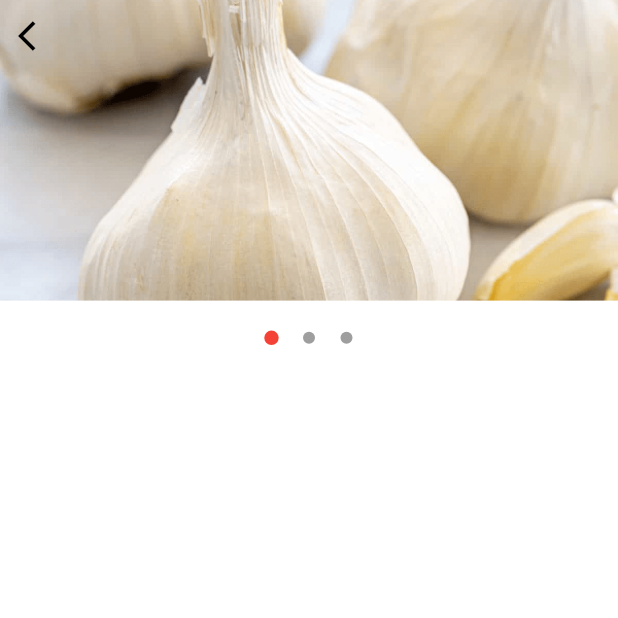
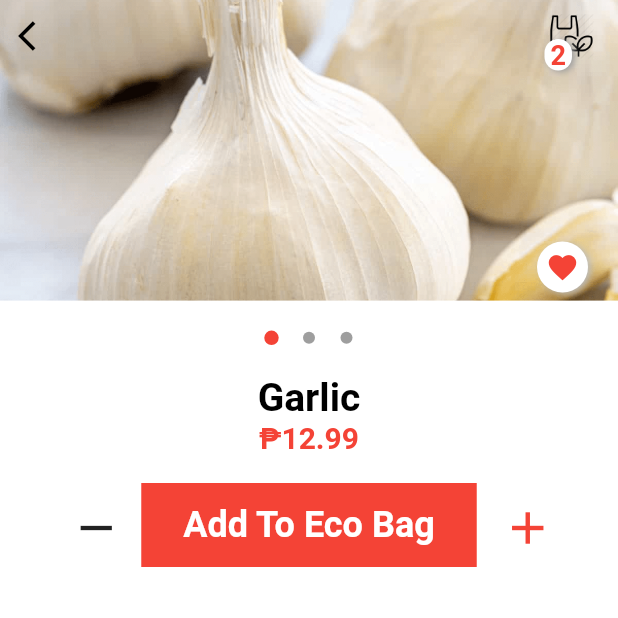
Before and after one commit to HackFest-2020-Byte-Me/farmers_market, a Flutter app: the Details screen opened directly with sample values from the repository, on a phone screen of 412 x 824 dp, the top half of it. Run offline on Flutter 3.47's test engine with Material 2 defaults, Android fonts, the phone set to English and light mode, and no system bars.

```diff
--- a/lib/main.dart
+++ b/lib/main.dart
@@ -1,5 +1,6 @@
 import 'package:flutter/material.dart';
 import 'package:flutter_appa/src/screens/home.dart';
+import 'package:flutter_appa/src/screens/login.dart';
 
 void main() {
   runApp(MyApp());
@@ -15,7 +16,7 @@ class MyApp extends StatelessWidget {
       theme: ThemeData(
         primarySwatch: Colors.green,
       ),
-      home: Home(),
+      home: LoginScreen(),
     );
   }
 }
--- a/lib/src/screens/details.dart
+++ b/lib/src/screens/details.dart
@@ -1,8 +1,11 @@
 import 'package:carousel_pro/carousel_pro.dart';
+import 'package:flutter/cupertino.dart';
 import 'package:flutter/material.dart';
 import 'package:flutter_appa/src/helpers/styles.dart';
 
 import 'package:flutter_appa/src/models/items.dart';
+import 'package:flutter_appa/src/widgets/small_button.dart';
+import 'package:flutter_appa/src/widgets/textCustomized.dart';
 
 class Details extends StatefulWidget {
   final Items item;
@@ -37,15 +40,116 @@ class _DetailsState extends State<Details> {
                     dotColor: grey,
                     dotIncreasedColor: red,
                     dotIncreaseSize: 1.2,
-                    autoplay: false,
+                    autoplay: true,
 
-                  ),IconButton(
-                    icon: Icon(Icons.arrow_back_ios, color: black,),
-                    onPressed: (){Navigator.pop(context);},
                   ),
+                  Row(
+                    mainAxisAlignment: MainAxisAlignment.spaceBetween,
+                    children: <Widget>[
+                      IconButton(
+                        icon: Icon(Icons.arrow_back_ios, color: black,),
+                        onPressed: (){Navigator.pop(context);},
+                      ),
+                      Padding(
+                        padding: const EdgeInsets.only(right: 8.0),
+                        child: Stack(
+                          children: [
+                            Padding(
+
+                              padding: const EdgeInsets.all(8.0),
+                              child: Stack(
+                                children: [
+                                  Image.asset("images/shop.png", width: 30, height: 30,),
+
+                                ],
+                              ),
+                            ),
+                            Positioned(
+                              left: 5,
+                              bottom: 0,
+                              child: Container(
+                                  decoration: BoxDecoration(
+                                    color: white,
+                                      borderRadius: BorderRadius.circular(10),
+                                          boxShadow: [
+                                            BoxShadow(
+                                            color: grey,
+                                            offset: Offset(2, 1),
+                                            blurRadius: 3
+                                            )
+                                          ]
+                                  ),
+                                  child: Padding(
+                                    padding: const EdgeInsets.only(left: 4, right: 4),
+                                    child: CustomText(text: "2", color: red, size: 18, weight: FontWeight.bold,),
+                                  )),
+                            ),
+                          ],
+                        ),
+                      )
+                    ],
+                  ),
+                  Positioned(
+                   right: 20,
+                    bottom: 55,
+                    child:  Container(
+                      decoration: BoxDecoration(
+                        color: white,
+                        borderRadius: BorderRadius.circular(20),
+                        boxShadow: [
+                          BoxShadow(
+                            color: grey[400],
+                            offset: Offset(2,1),
+                            blurRadius: 3
+                          )
+                        ]
+                      ),
+                      child: Padding(
+                        padding: const EdgeInsets.all(6),
+                        child: Icon(
+                          Icons.favorite,
+                          size: 22,
+                          color: red,
+                        ),
+                      ),
+                    ),
+                  )
                 ],
+
               ),
             ),
+            CustomText(text: widget.item.name, size: 26, weight: FontWeight.bold,),
+            CustomText(text: "\₱" +  widget.item.price.toString(), size: 20,color: red,  weight: FontWeight.w600,),
+
+            SizedBox(
+              height: 15,
+            ),
+
+            Row(
+              mainAxisAlignment: MainAxisAlignment.center,
+              children: [
+                Padding(
+                  padding: const EdgeInsets.all(8.0),
+                  child: IconButton(icon: Icon(Icons.remove, size: 36,), onPressed: (){}),
+                ),
+                GestureDetector(
+                  onTap: (){},
+                  child: Container(
+                    decoration: BoxDecoration(
+                      color: red,
+                    ),
+                    child: Padding(
+                      padding: const EdgeInsets.fromLTRB(28, 14, 28, 14),
+                      child: CustomText(text: "Add To Eco Bag", color: white, size: 24, weight: FontWeight.w600,),
+                    ),
+                  ),
+                ),
+                Padding(
+                  padding: const EdgeInsets.all(8.0),
+                  child: IconButton(icon: Icon(Icons.add, color: red, size: 36,), onPressed: (){}),
+                ),
+              ],
+            )
           ],
         ),
       ),
--- a/lib/src/screens/home.dart
+++ b/lib/src/screens/home.dart
@@ -1,11 +1,13 @@
 import 'package:flutter/cupertino.dart';
 import 'package:flutter/material.dart';
+import 'package:flutter_appa/src/helpers/screen_navigation.dart';
 import 'package:flutter_appa/src/widgets/bottom_navigation_icon.dart';
 import 'package:flutter_appa/src/widgets/categories.dart';
 import 'package:flutter_appa/src/widgets/featured_items.dart';
 import 'package:flutter_appa/src/widgets/small_button.dart';
 import '../helpers/styles.dart';
 import '../widgets/textCustomized.dart';
+import 'bag.dart';
 
 class Home extends StatefulWidget {
   @override
@@ -224,6 +226,9 @@ class _HomeState extends State<Home> {
                 name: "Nearby",
               ),
               BottomNavIcon(
+                onTap: () {
+                  changeScreen(context, Ecobag());
+                },
                 image: "shop.png",
                 name: "Shop",
               ),
--- a/lib/src/widgets/bottom_navigation_icon.dart
+++ b/lib/src/widgets/bottom_navigation_icon.dart
@@ -4,14 +4,17 @@ import 'package:flutter_appa/src/widgets/textCustomized.dart';
 class BottomNavIcon extends StatelessWidget {
   final String image;
   final String name;
+  final Function onTap;
 
-  const BottomNavIcon({Key key, this.image, this.name}) : super(key: key);
+  const BottomNavIcon({Key key, this.image, this.name, this.onTap}) : super(key: key);
 
 
   @override
   Widget build(BuildContext context) {
     return Padding(
       padding: const EdgeInsets.all(8.0),
+      child: GestureDetector(
+        onTap:onTap ?? null,
         child: Column(
           children: <Widget>[
             Image.asset("images/$image", width: 20, height: 20,),
@@ -19,6 +22,7 @@ class BottomNavIcon extends StatelessWidget {
             CustomText(text: "Home",)
           ],
         ),
+      ),
 
     );
   }
```
Also changed, not shown: lib/src/screens/bag.dart (added, +107 -0 lines), lib/src/screens/login.dart (added, +105 -0 lines), lib/src/screens/registration.dart (added, +124 -0 lines). Lines whose indentation alone changed are shown as unchanged.
